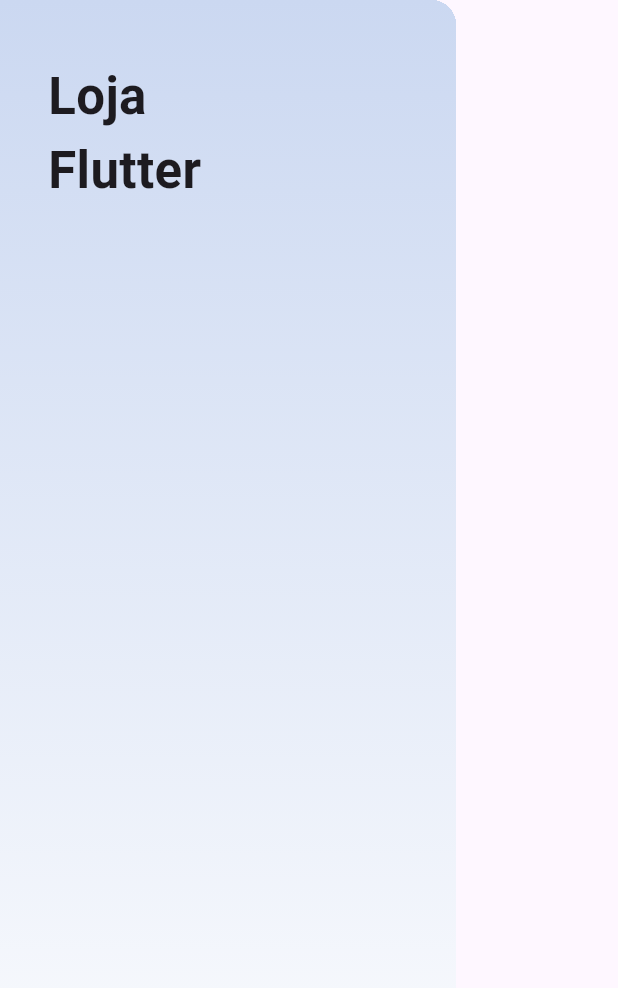
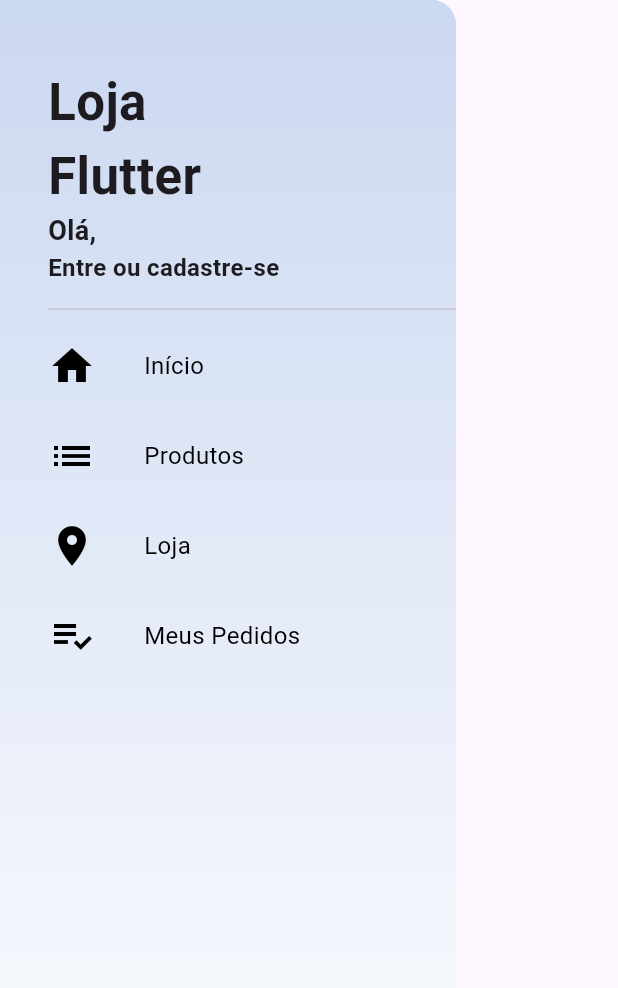
Before and after one commit to victor-gonn/loja-online, a Flutter app: the CustomDrawer widget shown alone on an empty page, opened directly, on a phone screen of 412 x 824 dp. Shown: the top 988 px of the screen. Run offline on Flutter 3.47's test engine with Material 3 defaults, Android fonts, the phone set to English and light mode, and no system bars; our stand-ins replace cloud_firestore, firebase_core, transparent_image; accounts and stored records are empty.

Commit message:
drawer tile add

```diff
--- /dev/null
+++ b/lib/components/drawer_tile.dart
@@ -0,0 +1,38 @@
+import 'package:flutter/material.dart';
+
+class DrawerTile extends StatelessWidget {
+  const DrawerTile({super.key, required this.icon, required this.text});
+
+  final IconData icon;
+  final String text;
+
+  @override
+  Widget build(BuildContext context) {
+    return Material(
+      color: Colors.transparent,
+      child: InkWell(
+        onTap: (){},
+        child: Container(
+          height: 60,
+          child: Row(
+            children: [
+              Icon(
+                icon,
+                size: 32,
+                color: Colors.black,
+              ),
+              SizedBox( width: 32,),
+              Text(
+                text,
+                style: TextStyle(
+                  fontSize: 16,
+                  color: Colors.black
+                ),
+              )
+            ],
+          ),
+        ),
+      ),
+    );
+  }
+}
--- a/lib/screens/drawer.dart
+++ b/lib/screens/drawer.dart
@@ -1,4 +1,7 @@
+// ignore_for_file: prefer_const_constructors
+
 import 'package:flutter/material.dart';
+import 'package:lojaonline2/components/drawer_tile.dart';
 
 class CustomDrawer extends StatelessWidget {
   const CustomDrawer({super.key});
@@ -8,7 +11,7 @@ class CustomDrawer extends StatelessWidget {
 
     Widget _buildDrawerBack() => Container(
           decoration: BoxDecoration(
-              gradient: LinearGradient(colors: [
+              gradient: LinearGradient(colors: const [
             Color.fromARGB(255, 203, 216, 241),
             Colors.white
           ], begin: Alignment.topCenter, end: Alignment.bottomCenter)),
@@ -19,21 +22,45 @@ class CustomDrawer extends StatelessWidget {
         children: [
           _buildDrawerBack(),
           ListView(
-            padding: EdgeInsets.only(left: 32, top: 16),
+            padding: EdgeInsets.only(left: 32, top: 20),
             children: [
               Container(
                 margin: EdgeInsets.only(bottom: 8),
-                padding: EdgeInsets.fromLTRB(0, 16, 16, 8),
+                padding: EdgeInsets.fromLTRB(0, 16, 16, 0),
                 height: 170,
                 child: Stack(
                   children: [
-                    Positioned(child: Text("Loja \nFlutter",
-                    style: TextStyle(fontSize: 34, fontWeight: FontWeight.bold),),
-                    top: 8,
-                    left: 0,)
+                    Positioned(top: 8,
+                    left: 0,child: Text("Loja \nFlutter",
+                    style: TextStyle(fontSize: 34, fontWeight: FontWeight.bold),),),
+
+                    Positioned(left: 0,
+                    bottom: 0,child: Column(
+                    crossAxisAlignment: CrossAxisAlignment.start,
+                      children: [Text("Olá,",
+                      style: TextStyle(fontSize: 18,
+                      fontWeight: FontWeight.bold),
+                      ),
+                      GestureDetector(
+                        child: Text("Entre ou cadastre-se",
+                        style: TextStyle(
+                          fontSize: 16,
+                          fontWeight: FontWeight.bold,
+                           ),),
+                           onTap: () {},
+                      )
+
+                      ]
+                    ),
+                    )
                   ],
                 ),
-              )
+              ),
+              Divider(),
+              DrawerTile(icon: Icons.home, text: "Início",),
+              DrawerTile(icon: Icons.list, text: "Produtos",),
+              DrawerTile(icon: Icons.location_on, text: "Loja",),
+              DrawerTile(icon: Icons.playlist_add_check, text: "Meus Pedidos",),
             ],
           )
         ],
```
